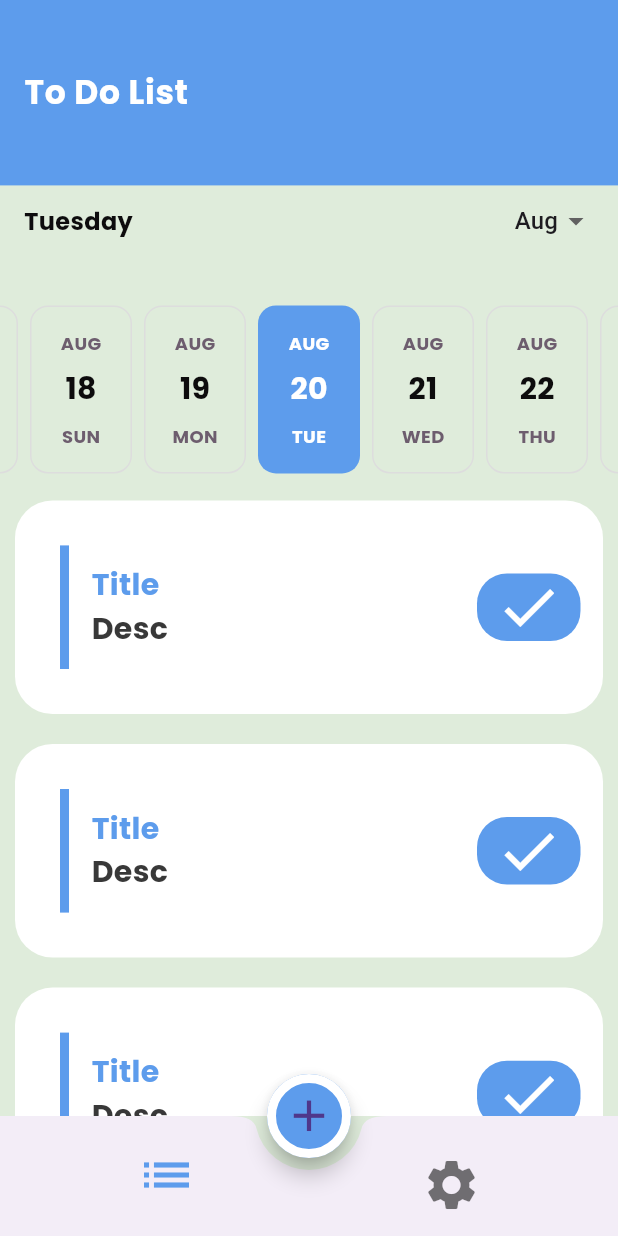
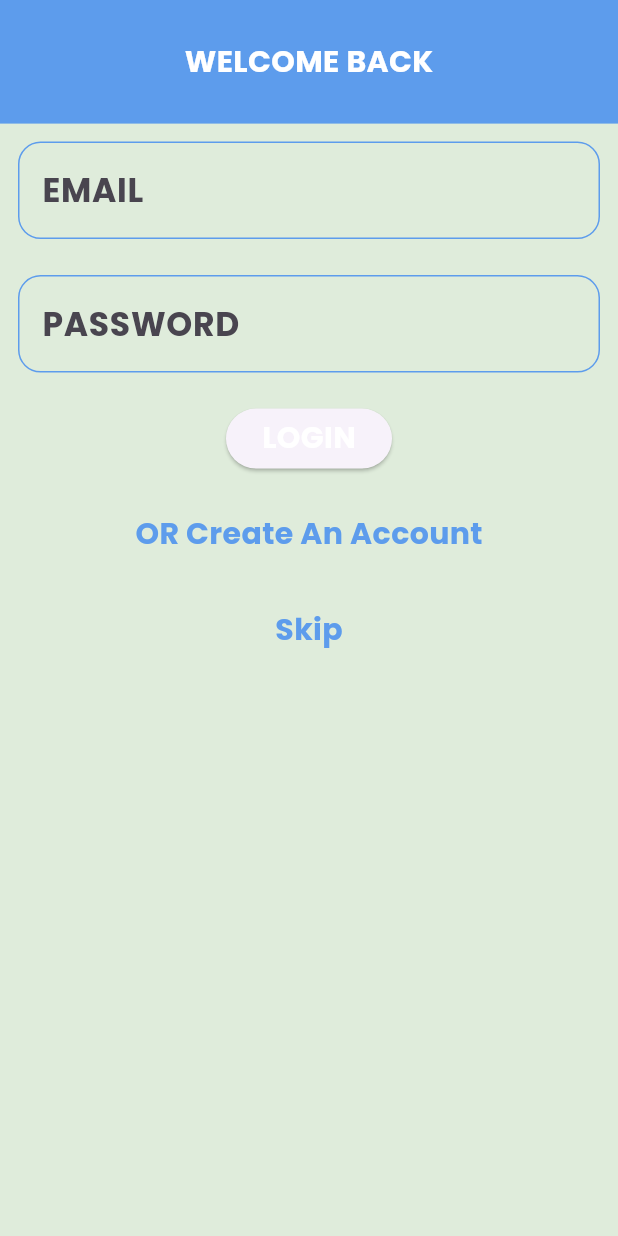
Before and after one commit to Ritaj-coder/TO_DOAPP, a Flutter app: the screen it shows after launch, on a phone screen of 412 x 824 dp. Run offline on Flutter 3.47's test engine with Material 3 defaults, Android fonts, the phone set to English and light mode, and no system bars; drawn by our look-alikes of easy_date_timeline, flutter_slidable; our stand-ins replace cloud_firestore, firebase_auth, firebase_core, google_fonts; accounts and stored records are empty; generated files the repository leaves out were written again.

```diff
--- /dev/null
+++ b/lib/home/auth/customer_formfield.dart
@@ -0,0 +1,49 @@
+import 'package:flutter/material.dart';
+import 'package:to_do_app1/app_Colors.dart';
+
+class CustomerForm extends StatelessWidget {
+  String label;
+
+  TextEditingController controller;
+
+  TextInputType keyboardtype;
+
+  bool obscureText;
+
+  String? Function(String?) validator;
+
+  CustomerForm(
+      {required this.label,
+      required this.controller,
+      this.keyboardtype = TextInputType.text,
+      this.obscureText = false,
+      required this.validator});
+
+  @override
+  Widget build(BuildContext context) {
+    return Padding(
+      padding: const EdgeInsets.all(12.0),
+      child: TextFormField(
+        decoration: InputDecoration(
+          labelText: label,
+          enabledBorder: OutlineInputBorder(
+              borderRadius: BorderRadius.circular(15),
+              borderSide: BorderSide(color: AppColors.PrimaryColor)),
+          focusedBorder: OutlineInputBorder(
+              borderRadius: BorderRadius.circular(15),
+              borderSide: BorderSide(color: AppColors.PrimaryColor)),
+          errorBorder: OutlineInputBorder(
+              borderRadius: BorderRadius.circular(15),
+              borderSide: BorderSide(color: AppColors.RedColor)),
+          focusedErrorBorder: OutlineInputBorder(
+              borderRadius: BorderRadius.circular(15),
+              borderSide: BorderSide(color: AppColors.RedColor)),
+        ),
+        controller: controller,
+        keyboardType: keyboardtype,
+        obscureText: obscureText,
+        validator: validator,
+      ),
+    );
+  }
+}
--- /dev/null
+++ b/lib/home/auth/login/login_screen.dart
@@ -0,0 +1,136 @@
+import 'package:firebase_auth/firebase_auth.dart';
+import 'package:flutter/material.dart';
+import 'package:to_do_app1/app_Colors.dart';
+import 'package:to_do_app1/home/auth/customer_formfield.dart';
+import 'package:to_do_app1/home/auth/register/register_screen.dart';
+import 'package:to_do_app1/home/home_screen.dart';
+
+class LoginScreen extends StatelessWidget {
+  static const String routename = "Login";
+  TextEditingController emailcontroller = TextEditingController();
+  TextEditingController passcontroller = TextEditingController();
+
+  var formkey = GlobalKey<FormState>();
+
+  // const RegisterScreen({super.key});
+
+  @override
+  Widget build(BuildContext context) {
+    return Scaffold(
+      appBar: AppBar(
+        centerTitle: true,
+        toolbarHeight: MediaQuery.of(context).size.height * 0.10,
+        title: Text("WELCOME BACK",
+            style: Theme.of(context)
+                .textTheme
+                .bodyMedium
+                ?.copyWith(color: AppColors.WhiteColor)),
+      ),
+      body: SingleChildScrollView(
+        child: Column(
+          children: [
+            Form(
+                key: formkey,
+                child: Column(
+                  children: [
+                    CustomerForm(
+                      label: "EMAIL",
+                      validator: (text) {
+                        if (text == null || text.trim().isEmpty) {
+                          return "PLEASE ENTER EMAIL";
+                        }
+                        final bool emailvalid = RegExp(
+                                r"^[a-zA-Z0-9.a-zA-Z0-9.!#$%&'*+-/=?^_`{|}~]+@[a-zA-Z0-9]+\.[a-zA-Z]+")
+                            .hasMatch(emailcontroller.text);
+                        if (!emailvalid) {
+                          return "PLEASE ENTER VALID EMAIL";
+                        }
+                        return null;
+                      },
+                      controller: emailcontroller,
+                      keyboardtype: TextInputType.emailAddress,
+                    ),
+                    CustomerForm(
+                      label: "PASSWORD",
+                      validator: (text) {
+                        if (text == null || text.trim().isEmpty) {
+                          return "PLEASE ENTER PASSWORD";
+                        }
+                        if (text.length < 6) {
+                          return "PASSWORD MUST BE AT LEAST 6";
+                        }
+                        return null;
+                      },
+                      controller: passcontroller,
+                      obscureText: true,
+                    ),
+                    Padding(
+                      padding: const EdgeInsets.all(8.0),
+                      child: ElevatedButton(
+                          onPressed: () {
+                            login();
+                          },
+                          child: Text(
+                            "LOGIN",
+                            style: Theme.of(context)
+                                .textTheme
+                                .bodyMedium!
+                                .copyWith(color: AppColors.WhiteColor),
+                          )),
+                    ),
+                    Padding(
+                      padding: const EdgeInsets.all(8.0),
+                      child: TextButton(
+                          onPressed: () {
+                            Navigator.pushNamed(
+                                context, RegisterScreen.routename);
+                          },
+                          child: Text(
+                            "OR Create An Account",
+                            style: Theme.of(context)
+                                .textTheme
+                                .bodyMedium!
+                                .copyWith(color: AppColors.PrimaryColor),
+                          )),
+                    ),
+                    Padding(
+                      padding: const EdgeInsets.all(8.0),
+                      child: TextButton(
+                          onPressed: () {
+                            Navigator.pushNamed(context, HomeScreen.routename);
+                          },
+                          child: Text(
+                            "Skip",
+                            style: Theme.of(context)
+                                .textTheme
+                                .bodyMedium!
+                                .copyWith(color: AppColors.PrimaryColor),
+                          )),
+                    )
+                  ],
+                ))
+          ],
+        ),
+      ),
+    );
+  }
+
+  void login() async {
+    if (formkey.currentState?.validate() == true) {
+      try {
+        final credential = await FirebaseAuth.instance
+            .signInWithEmailAndPassword(
+                email: emailcontroller.text, password: passcontroller.text);
+        print(credential.user?.uid ?? "");
+      } on FirebaseAuthException catch (e) {
+        if (e.code == 'user-not-found') {
+          print('No user found for that email.');
+        } else if (e.code == 'wrong-password') {
+          print('Wrong password provided for that user.');
+        }
+      } catch (e) {
+        print(e);
+      }
+    }
+  }
+}
--- a/lib/main.dart
+++ b/lib/main.dart
@@ -1,13 +1,18 @@
 // import 'dart:html';
 import 'dart:io';
+
 import 'package:cloud_firestore/cloud_firestore.dart';
 import 'package:firebase_core/firebase_core.dart';
 import 'package:flutter/material.dart';
+import 'package:flutter_gen/gen_l10n/app_localizations.dart';
 import 'package:provider/provider.dart';
+import 'package:to_do_app1/home/auth/login/login_screen.dart';
 import 'package:to_do_app1/home/home_screen.dart';
 import 'package:to_do_app1/my_theme_data.dart';
-import 'package:flutter_gen/gen_l10n/app_localizations.dart';
 import 'package:to_do_app1/providers/appconfigprovider.dart';
+import 'package:to_do_app1/providers/list_proivder.dart';
+
+import 'home/auth/register/register_screen.dart';
 
 void main() async {
   WidgetsFlutterBinding.ensureInitialized();
@@ -20,8 +25,16 @@ void main() async {
               projectId: 'todo-app-88634'))
       : await Firebase.initializeApp();
   await FirebaseFirestore.instance.disableNetwork();
-  runApp(ChangeNotifierProvider(
-      create: (context) => AppConfigProvider(), child: MyApp()));
+  runApp(
+    MultiProvider(providers: [
+      ChangeNotifierProvider(
+        create: (context) => AppConfigProvider(),
+      ),
+      ChangeNotifierProvider(
+        create: (context) => ListProvider(),
+      )
+    ], child: MyApp()),
+  );
 }
 
 class MyApp extends StatelessWidget {
@@ -30,8 +43,12 @@ class MyApp extends StatelessWidget {
     var provider = Provider.of<AppConfigProvider>(context);
     return MaterialApp(
       debugShowCheckedModeBanner: false,
-      initialRoute: HomeScreen.routename,
-      routes: {HomeScreen.routename: (context) => HomeScreen()},
+      initialRoute: LoginScreen.routename,
+      routes: {
+        LoginScreen.routename: (context) => LoginScreen(),
+        RegisterScreen.routename: (context) => RegisterScreen(),
+        HomeScreen.routename: (context) => HomeScreen()
+      },
       theme: MyThemeData.LightTheme,
       darkTheme: MyThemeData.DarkTheme,
       themeMode: provider.apptheme,
--- a/pubspec.yaml
+++ b/pubspec.yaml
@@ -43,6 +43,7 @@ dependencies:
   cupertino_icons: ^1.0.2
   firebase_core: ^2.24.2
   cloud_firestore: ^4.14.0
+  firebase_auth: ^4.16.0
 dev_dependencies:
   flutter_test:
     sdk: flutter
```
Also changed, not shown: lib/firebase.dart (+15 -2 lines), lib/home/auth/register/register_screen.dart (added, +135 -0 lines), lib/home/home_list/addtaskbottom.dart (+6 -1 lines), lib/home/home_list/list_tab.dart (+24 -8 lines), lib/home/home_list/list_view.dart (+20 -4 lines), lib/model/createcollection.dart (deleted, +0 -13 lines), lib/providers/list_proivder.dart (added, +41 -0 lines), pubspec.lock, 4 other files.
